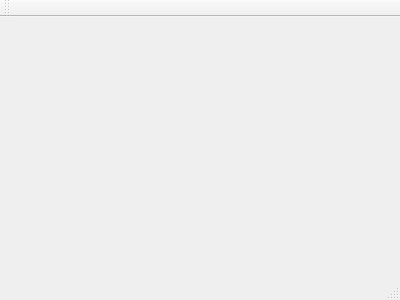
xian0gang/winpcapTest, file mainwindow.ui: the form before one commit.
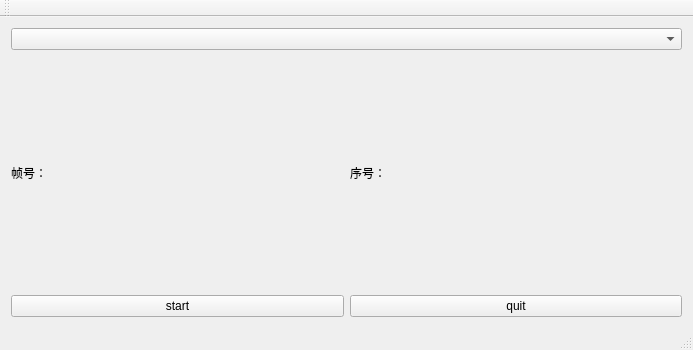
The form after the commit.

Diff of the .ui file:
```diff
--- a/mainwindow.ui
+++ b/mainwindow.ui
@@ -1,24 +1,95 @@
 <ui version="4.0">
  <class>MainWindow</class>
- <widget class="QMainWindow" name="MainWindow" >
-  <property name="geometry" >
+ <widget class="QMainWindow" name="MainWindow">
+  <property name="geometry">
    <rect>
     <x>0</x>
     <y>0</y>
-    <width>400</width>
-    <height>300</height>
+    <width>693</width>
+    <height>350</height>
    </rect>
   </property>
   <property name="windowTitle" >
    <string>MainWindow</string>
   </property>
-  <widget class="QMenuBar" name="menuBar" />
-  <widget class="QToolBar" name="mainToolBar" />
-  <widget class="QWidget" name="centralWidget" />
-  <widget class="QStatusBar" name="statusBar" />
+  <widget class="QWidget" name="centralWidget">
+   <layout class="QGridLayout" name="gridLayout">
+    <item row="0" column="0" colspan="2">
+     <widget class="QComboBox" name="net_cBox"/>
+    </item>
+    <item row="2" column="0" colspan="2">
+     <layout class="QHBoxLayout" name="horizontalLayout_2">
+      <item>
+       <widget class="QPushButton" name="pushButton">
+        <property name="text">
+         <string>start</string>
+        </property>
+       </widget>
+      </item>
+      <item>
+       <widget class="QPushButton" name="pushButton_2">
+        <property name="text">
+         <string>quit</string>
+        </property>
+       </widget>
+      </item>
+     </layout>
+    </item>
+    <item row="1" column="0" colspan="2">
+     <layout class="QHBoxLayout" name="horizontalLayout">
+      <item>
+       <widget class="QLabel" name="label">
+        <property name="text">
+         <string>帧号：</string>
+        </property>
+       </widget>
+      </item>
+      <item>
+       <widget class="QLabel" name="index_lab">
+        <property name="text">
+         <string/>
+        </property>
+       </widget>
+      </item>
+      <item>
+       <widget class="QLabel" name="label_2">
+        <property name="text">
+         <string>序号：</string>
+        </property>
+       </widget>
+      </item>
+      <item>
+       <widget class="QLabel" name="label_3">
+        <property name="text">
+         <string/>
+        </property>
+       </widget>
+      </item>
+     </layout>
+    </item>
+   </layout>
+  </widget>
+  <widget class="QMenuBar" name="menuBar">
+   <property name="geometry">
+    <rect>
+     <x>0</x>
+     <y>0</y>
+     <width>693</width>
+     <height>23</height>
+    </rect>
+   </property>
+  </widget>
+  <widget class="QToolBar" name="mainToolBar">
+   <attribute name="toolBarArea">
+    <enum>TopToolBarArea</enum>
+   </attribute>
+   <attribute name="toolBarBreak">
+    <bool>false</bool>
+   </attribute>
+  </widget>
+  <widget class="QStatusBar" name="statusBar"/>
  </widget>
- <layoutDefault spacing="6" margin="11" />
- <pixmapfunction></pixmapfunction>
+ <layoutdefault spacing="6" margin="11"/>
  <resources/>
  <connections/>
 </ui>
```
Left out of the diff: 3 changed lines with no effect on the pictures.
